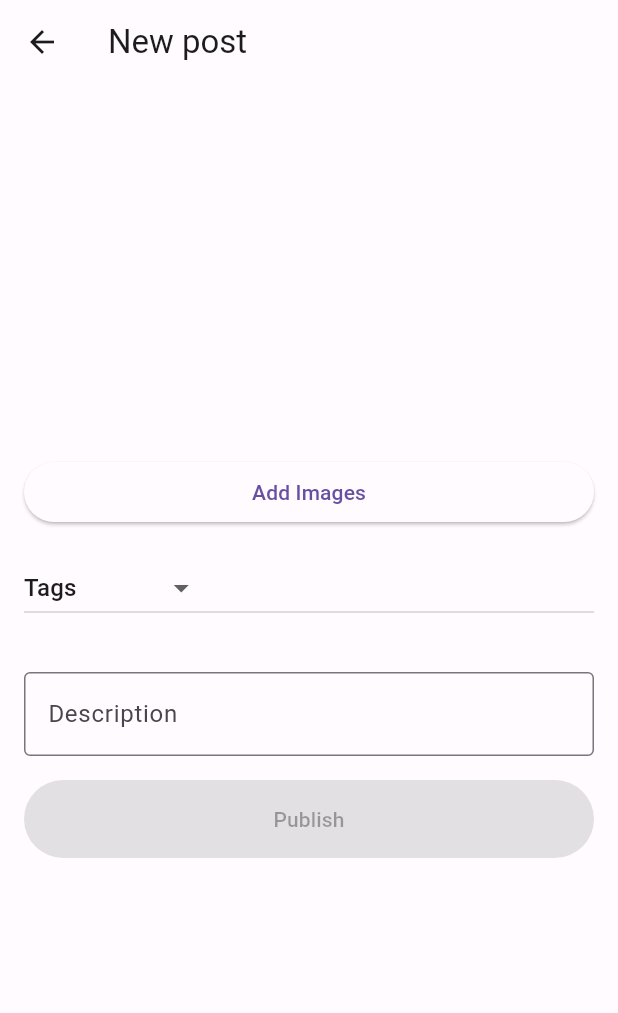
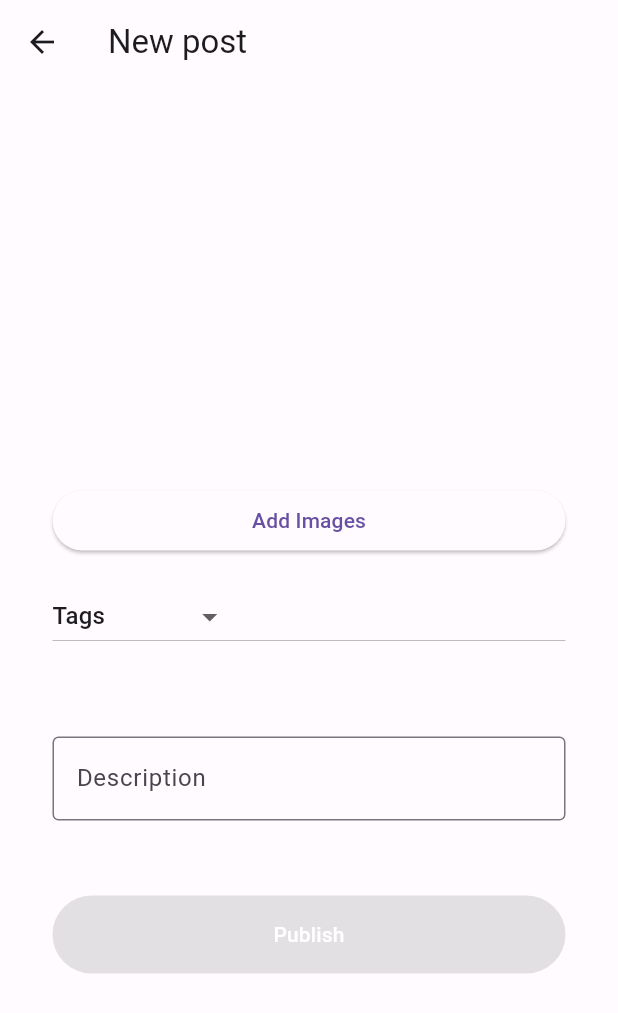
Before and after one commit to urielduana/SnapSnap, a Flutter app: the Post screen opened directly, on a phone screen of 412 x 824 dp. Shown: the top 1013 px of the screen. Run offline on Flutter 3.47's test engine with Material 2 defaults, Android fonts, the phone set to English and light mode, and no system bars; our stand-ins replace carousel_slider, dio, flutter_secure_storage, flutter_slidable, image_picker; missing offline and left inert: flutter_storage_path; accounts and stored records are empty.

Commit message:
fix style - post

```diff
--- a/lib/screens/Post/post.dart
+++ b/lib/screens/Post/post.dart
@@ -71,7 +71,7 @@ class _PostState extends State<Post> {
       ),
       body: SingleChildScrollView(
         child: Padding(
-          padding: const EdgeInsets.all(16.0),
+          padding: EdgeInsets.all(35.0), // Ajusta el valor del relleno aquí
           child: Column(
             crossAxisAlignment: CrossAxisAlignment.stretch,
             children: [
@@ -169,7 +169,7 @@ class _PostState extends State<Post> {
                       ]
                     : [],
               ),
-              const SizedBox(height: 16),
+              const SizedBox(height: 40),
               TextFormField(
                 controller: _descriptionController,
                 onChanged: (text) {
@@ -182,13 +182,17 @@ class _PostState extends State<Post> {
                   border: OutlineInputBorder(),
                 ),
               ),
-              const SizedBox(height: 16),
+              const SizedBox(height: 50),
               ElevatedButton(
                 onPressed: _isPublishButtonEnabled ? _uploadDataToServer : null,
                 style: ElevatedButton.styleFrom(
+                  backgroundColor: const Color(0xFF381E72),
                   padding: const EdgeInsets.symmetric(vertical: 16),
                 ),
-                child: const Text('Publish'),
+                child: const Text(
+                  'Publish',
+                  style: TextStyle(color: Colors.white),
+                ),
               ),
             ],
           ),
```
